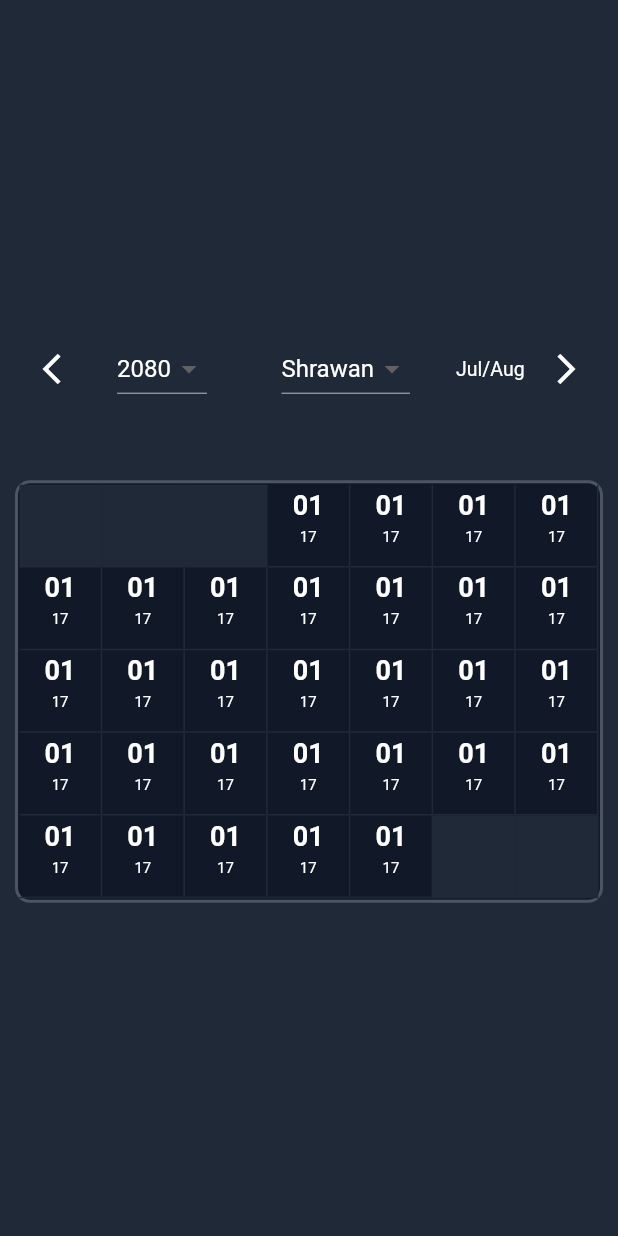
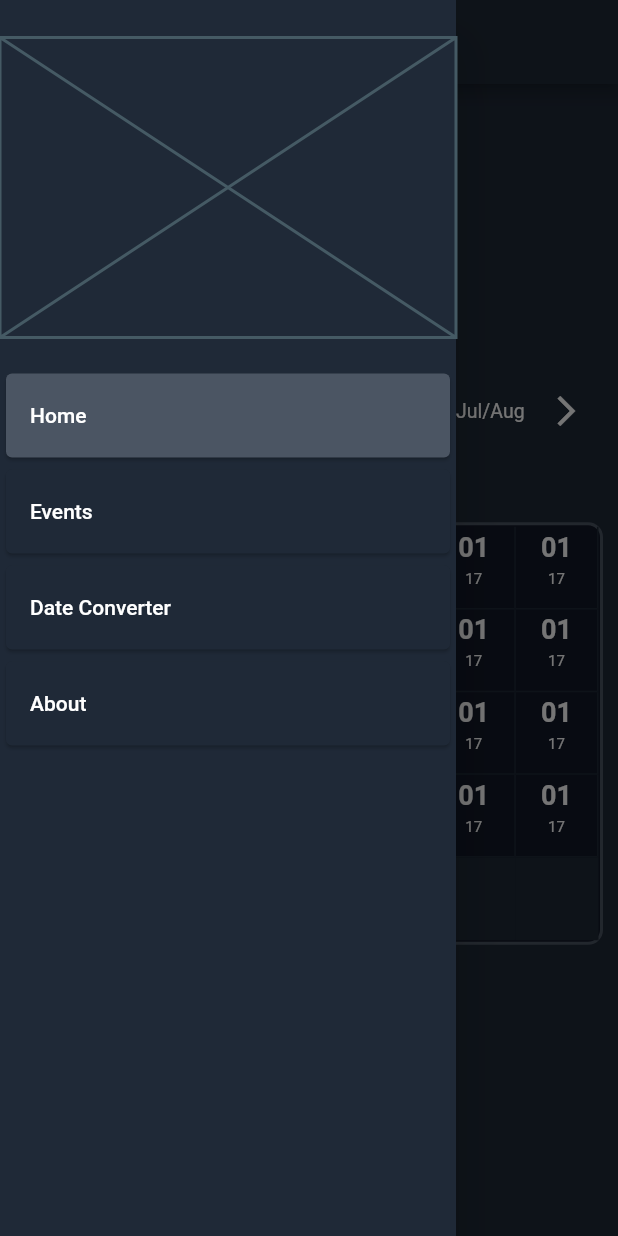
Before and after one commit to PoskOfficial/Nepali-calendar-app, a Flutter app: the screen it shows after launch, with the side drawer open (before the commit the screen has no drawer), on a phone screen of 412 x 824 dp. Run offline on Flutter 3.47's test engine with Material 2 defaults, Android fonts, the light colour scheme and no system bars.

Commit message:
feat: added logo to appbar

```diff
--- a/lib/ui/main_screen/screens/main_screen.dart
+++ b/lib/ui/main_screen/screens/main_screen.dart
@@ -10,15 +10,92 @@ class MainScreen extends StatelessWidget {
   @override
   Widget build(BuildContext context) {
     return Scaffold(
+      drawer: const MainScreenDrawer(),
+      appBar: AppBar(
+        backgroundColor: kPrimaryColor,
+        foregroundColor: Colors.white,
+        title: Image.asset('assets/logo.png', height: 40,),
+        centerTitle: true,
+      ),
       backgroundColor: kBackgroundColor,
-      body: SafeArea(
+      body: const Column(
+        mainAxisAlignment: MainAxisAlignment.center,
+        children: [
+          CalendarComponent(),
+        ],
+      ),
+    );
+  }
+}
+
+class MainScreenDrawer extends StatelessWidget {
+  const MainScreenDrawer({
+    super.key,
+  });
+
+  @override
+  Widget build(BuildContext context) {
+    return Drawer(
+      child: Container(
+        decoration: BoxDecoration(
+          color: kPrimaryColor,
+        ),
         child: Column(
-          mainAxisAlignment: MainAxisAlignment.center,
           children: [
-            CalendarComponent(),
+            const SizedBox(
+              height: 25,
+            ),
+            // Logo Here
+            const Placeholder(
+              fallbackHeight: 200,
+            ),
+            const SizedBox(
+              height: 20,
+            ),
+            DrawerCardWidget(
+              text: 'Home',
+              backgroundColor: kOuterCalendarBorder,
+            ),
+            DrawerCardWidget(
+              text: 'Events',
+            ),
+            DrawerCardWidget(
+              text: 'Date Converter',
+            ),
+            DrawerCardWidget(
+              text: 'About',
+            ),
           ],
         ),
       ),
     );
   }
 }
+
+class DrawerCardWidget extends StatelessWidget {
+  const DrawerCardWidget({
+    super.key,
+    this.onTap,
+    required this.text,
+    this.backgroundColor,
+  });
+  final String text;
+  final VoidCallback? onTap;
+  final Color? backgroundColor;
+
+  @override
+  Widget build(BuildContext context) {
+    return GestureDetector(
+      onTap: onTap,
+      child: Card(
+        color: backgroundColor ?? kCalendarBorderColor,
+        child: ListTile(
+          title: Text(
+            text,
+            style: const TextStyle(color: Colors.white),
+          ),
+        ),
+      ),
+    );
+  }
+}
```
